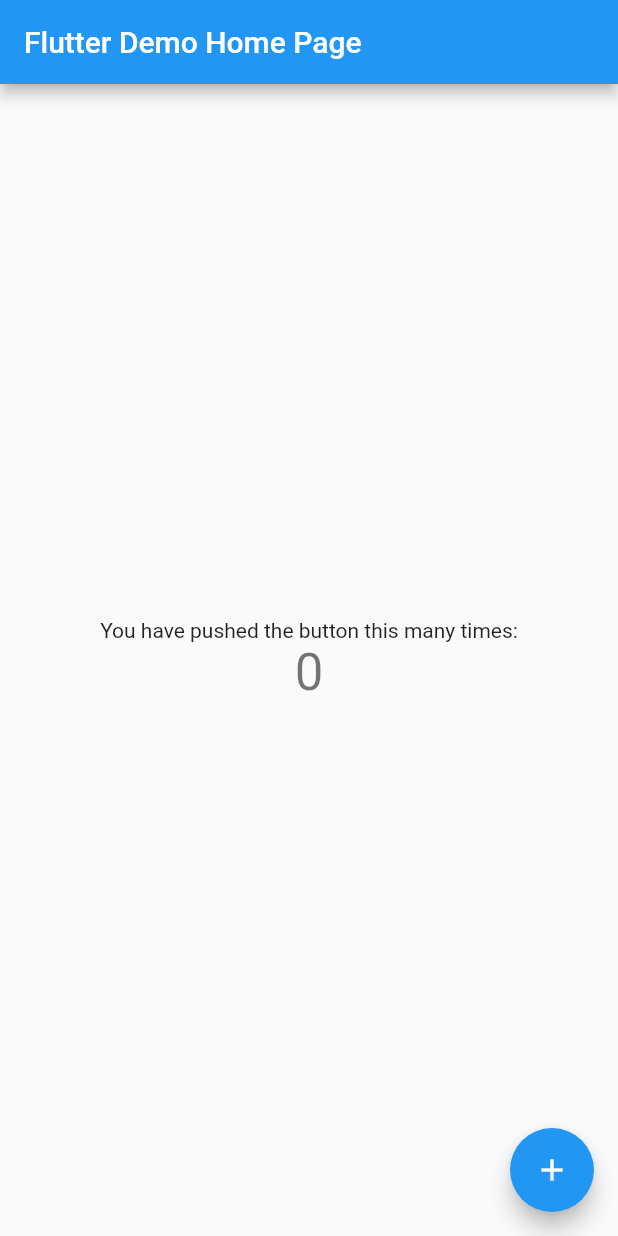
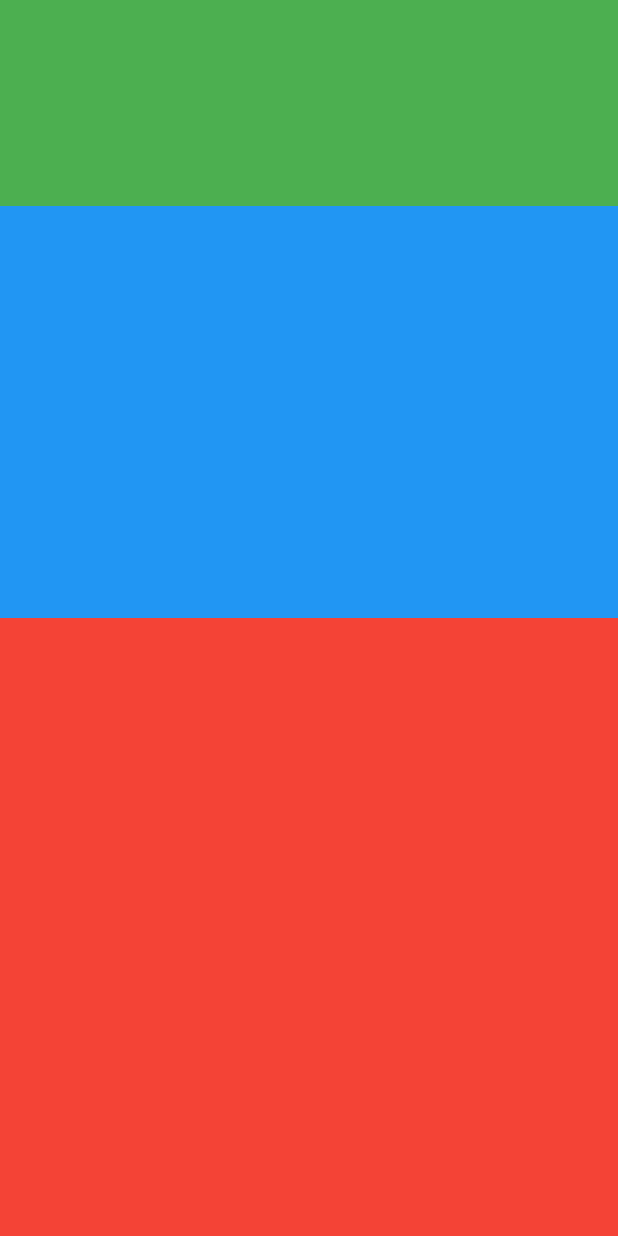
Before and after one commit to alswn2348/pomodoro_flutter, a Flutter app: the screen it shows after launch, on a phone screen of 412 x 824 dp. Run offline on Flutter 3.47's test engine with Material 2 defaults, Android fonts, the phone set to English and light mode, and no system bars.

Commit message:
feat : create flexible box
create flexible box challenge

```diff
--- a/lib/main.dart
+++ b/lib/main.dart
@@ -1,4 +1,5 @@
 import 'package:flutter/material.dart';
+import 'package:pomodoro_flutter/screens/home_screen.dart';
 
 void main() {
   runApp(const MyApp());
@@ -11,105 +12,15 @@ class MyApp extends StatelessWidget {
   @override
   Widget build(BuildContext context) {
     return MaterialApp(
-      title: 'Flutter Demo',
-      theme: ThemeData(
-        // This is the theme of your application.
-        //
-        // Try running your application with "flutter run". You'll see the
-        // application has a blue toolbar. Then, without quitting the app, try
-        // changing the primarySwatch below to Colors.green and then invoke
-        // "hot reload" (press "r" in the console where you ran "flutter run",
-        // or simply save your changes to "hot reload" in a Flutter IDE).
-        // Notice that the counter didn't reset back to zero; the application
-        // is not restarted.
-        primarySwatch: Colors.blue,
-      ),
-      home: const MyHomePage(title: 'Flutter Demo Home Page'),
-    );
+        theme: ThemeData(
+          backgroundColor: const Color(0xFFE7626C),
+          textTheme: const TextTheme(
+            headline1: TextStyle(
+              color: Color(0x0ff23b55),
+            ),
+          ),
+          cardColor: const Color(0xFFF4EDDB),
+        ),
+        home: const HomeScreen());
   }
 }
-
-class MyHomePage extends StatefulWidget {
-  const MyHomePage({super.key, required this.title});
-
-  // This widget is the home page of your application. It is stateful, meaning
-  // that it has a State object (defined below) that contains fields that affect
-  // how it looks.
-
-  // This class is the configuration for the state. It holds the values (in this
-  // case the title) provided by the parent (in this case the App widget) and
-  // used by the build method of the State. Fields in a Widget subclass are
-  // always marked "final".
-
-  final String title;
-
-  @override
-  State<MyHomePage> createState() => _MyHomePageState();
-}
-
-class _MyHomePageState extends State<MyHomePage> {
-  int _counter = 0;
-
-  void _incrementCounter() {
-    setState(() {
-      // This call to setState tells the Flutter framework that something has
-      // changed in this State, which causes it to rerun the build method below
-      // so that the display can reflect the updated values. If we changed
-      // _counter without calling setState(), then the build method would not be
-      // called again, and so nothing would appear to happen.
-      _counter++;
-    });
-  }
-
-  @override
-  Widget build(BuildContext context) {
-    // This method is rerun every time setState is called, for instance as done
-    // by the _incrementCounter method above.
-    //
-    // The Flutter framework has been optimized to make rerunning build methods
-    // fast, so that you can just rebuild anything that needs updating rather
-    // than having to individually change instances of widgets.
-    return Scaffold(
-      appBar: AppBar(
-        // Here we take the value from the MyHomePage object that was created by
-        // the App.build method, and use it to set our appbar title.
-        title: Text(widget.title),
-      ),
-      body: Center(
-        // Center is a layout widget. It takes a single child and positions it
-        // in the middle of the parent.
-        child: Column(
-          // Column is also a layout widget. It takes a list of children and
-          // arranges them vertically. By default, it sizes itself to fit its
-          // children horizontally, and tries to be as tall as its parent.
-          //
-          // Invoke "debug painting" (press "p" in the console, choose the
-          // "Toggle Debug Paint" action from the Flutter Inspector in Android
-          // Studio, or the "Toggle Debug Paint" command in Visual Studio Code)
-          // to see the wireframe for each widget.
-          //
-          // Column has various properties to control how it sizes itself and
-          // how it positions its children. Here we use mainAxisAlignment to
-          // center the children vertically; the main axis here is the vertical
-          // axis because Columns are vertical (the cross axis would be
-          // horizontal).
-          mainAxisAlignment: MainAxisAlignment.center,
-          children: <Widget>[
-            const Text(
-              'You have pushed the button this many times:',
-            ),
-            Text(
-              '$_counter',
-              style: Theme.of(context).textTheme.headline4,
-            ),
-          ],
-        ),
-      ),
-      floatingActionButton: FloatingActionButton(
-        onPressed: _incrementCounter,
-        tooltip: 'Increment',
-        child: const Icon(Icons.add),
-      ), // This trailing comma makes auto-formatting nicer for build methods.
-    );
-  }
-}
--- /dev/null
+++ b/lib/screens/home_screen.dart
@@ -0,0 +1,38 @@
+import 'package:flutter/material.dart';
+
+class HomeScreen extends StatefulWidget {
+  const HomeScreen({super.key});
+
+  @override
+  State<HomeScreen> createState() => _HomeScreenState();
+}
+
+class _HomeScreenState extends State<HomeScreen> {
+  @override
+  Widget build(BuildContext context) {
+    return Scaffold(
+      body: Column(
+        children: [
+          Flexible(
+            flex: 1,
+            child: Container(
+              decoration: const BoxDecoration(color: Colors.green),
+            ),
+          ),
+          Flexible(
+            flex: 2,
+            child: Container(
+              decoration: const BoxDecoration(color: Colors.blue),
+            ),
+          ),
+          Flexible(
+            flex: 3,
+            child: Container(
+              decoration: const BoxDecoration(color: Colors.red),
+            ),
+          ),
+        ],
+      ),
+    );
+  }
+}
```
Also changed, not shown: 8 other files.
